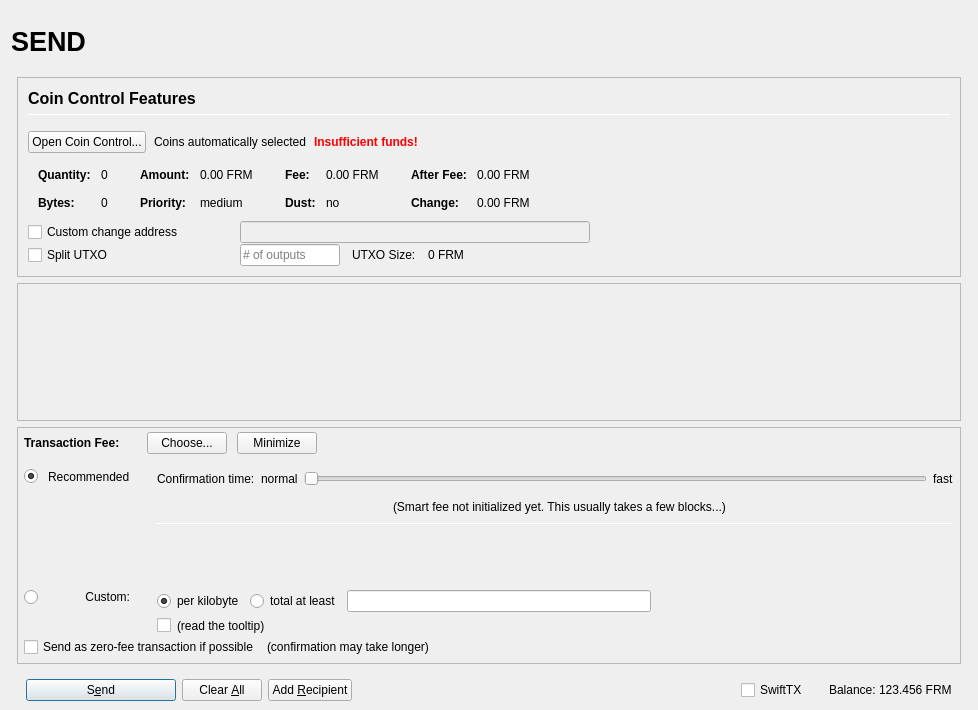
feirm/feirm, file src/qt/forms/sendcoinsdialog.ui: the form before one commit.
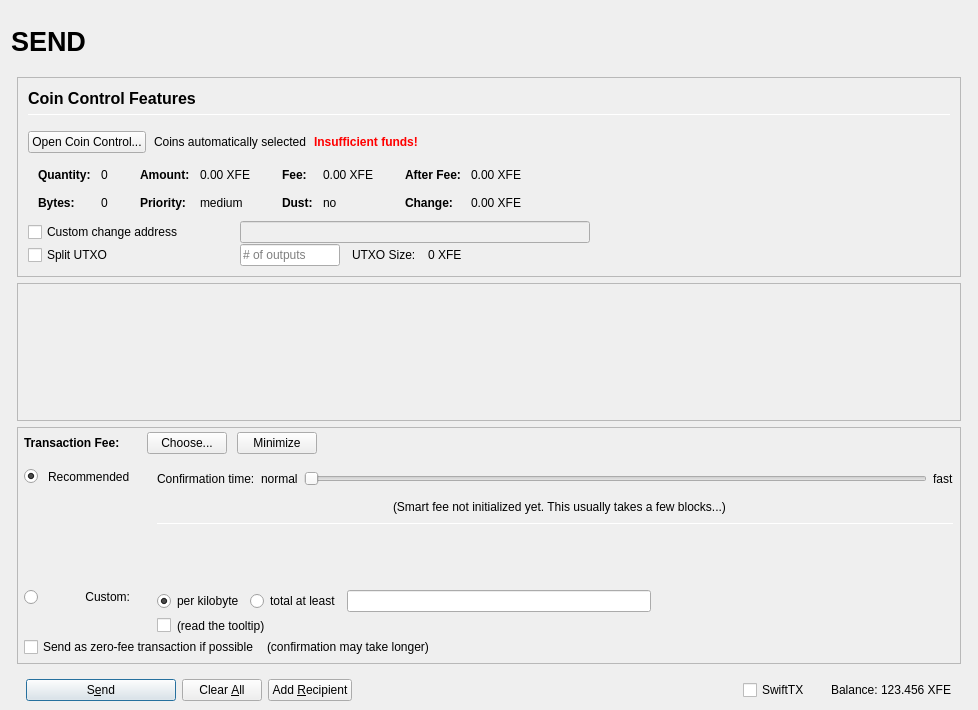
The form after the commit. Icons and pictures are not drawn. Custom widgets are drawn as their Qt base class.

The edit to the form file:
```diff
--- a/src/qt/forms/sendcoinsdialog.ui
+++ b/src/qt/forms/sendcoinsdialog.ui
@@ -493,7 +493,7 @@
                         <enum>Qt::ActionsContextMenu</enum>
                        </property>
                        <property name="text">
-                        <string notr="true">0.00 FRM</string>
+                        <string notr="true">0.00 XFE</string>
                        </property>
                        <property name="textInteractionFlags">
                         <set>Qt::LinksAccessibleByMouse|Qt::TextSelectableByKeyboard|Qt::TextSelectableByMouse</set>
@@ -573,7 +573,7 @@
                         <enum>Qt::ActionsContextMenu</enum>
                        </property>
                        <property name="text">
-                        <string notr="true">0.00 FRM</string>
+                        <string notr="true">0.00 XFE</string>
                        </property>
                        <property name="textInteractionFlags">
                         <set>Qt::LinksAccessibleByMouse|Qt::TextSelectableByKeyboard|Qt::TextSelectableByMouse</set>
@@ -653,7 +653,7 @@
                         <enum>Qt::ActionsContextMenu</enum>
                        </property>
                        <property name="text">
-                        <string notr="true">0.00 FRM</string>
+                        <string notr="true">0.00 XFE</string>
                        </property>
                        <property name="textInteractionFlags">
                         <set>Qt::LinksAccessibleByMouse|Qt::TextSelectableByKeyboard|Qt::TextSelectableByMouse</set>
@@ -682,7 +682,7 @@
                         <enum>Qt::ActionsContextMenu</enum>
                        </property>
                        <property name="text">
-                        <string notr="true">0.00 FRM</string>
+                        <string notr="true">0.00 XFE</string>
                        </property>
                        <property name="textInteractionFlags">
                         <set>Qt::LinksAccessibleByMouse|Qt::TextSelectableByKeyboard|Qt::TextSelectableByMouse</set>
@@ -849,7 +849,7 @@
                 <item>
                  <widget class="QLabel" name="labelBlockSize">
                   <property name="text">
-                   <string>0 FRM</string>
+                   <string>0 XFE</string>
                   </property>
                  </widget>
                 </item>
@@ -1715,7 +1715,7 @@
                 <cursorShape>IBeamCursor</cursorShape>
                </property>
                <property name="text">
-                <string notr="true">123.456 FRM</string>
+                <string notr="true">123.456 XFE</string>
                </property>
                <property name="textInteractionFlags">
                 <set>Qt::LinksAccessibleByMouse|Qt::TextSelectableByKeyboard|Qt::TextSelectableByMouse</set>
```
Left out of the diff: 4 changed lines with no effect on the pictures.
